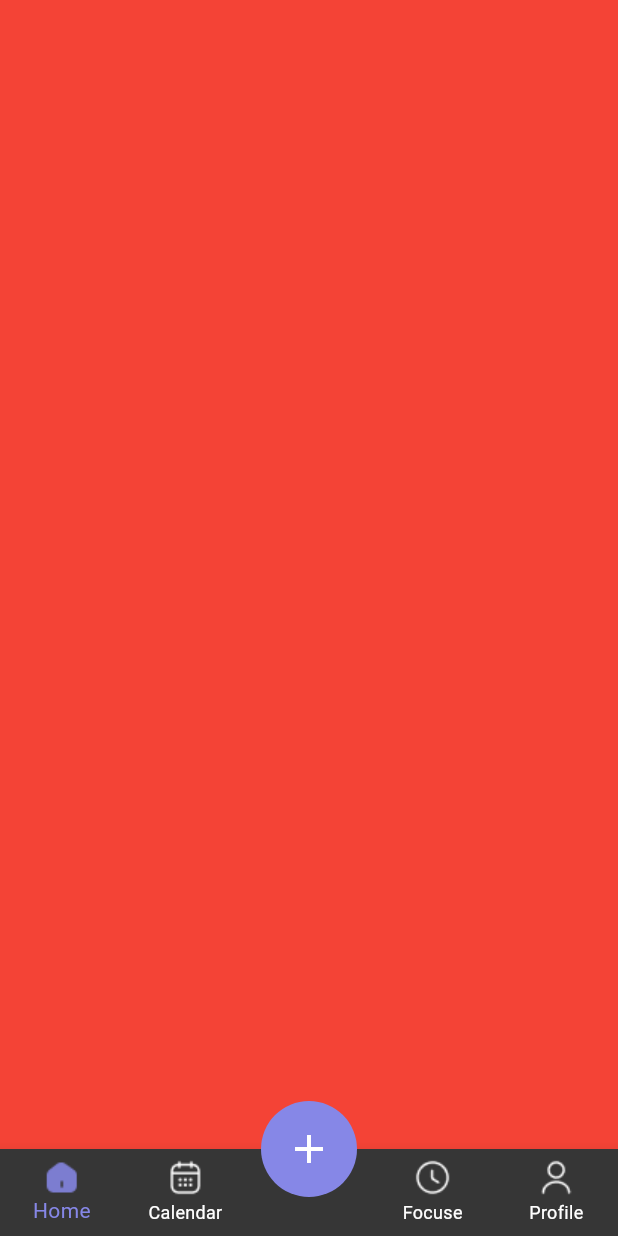
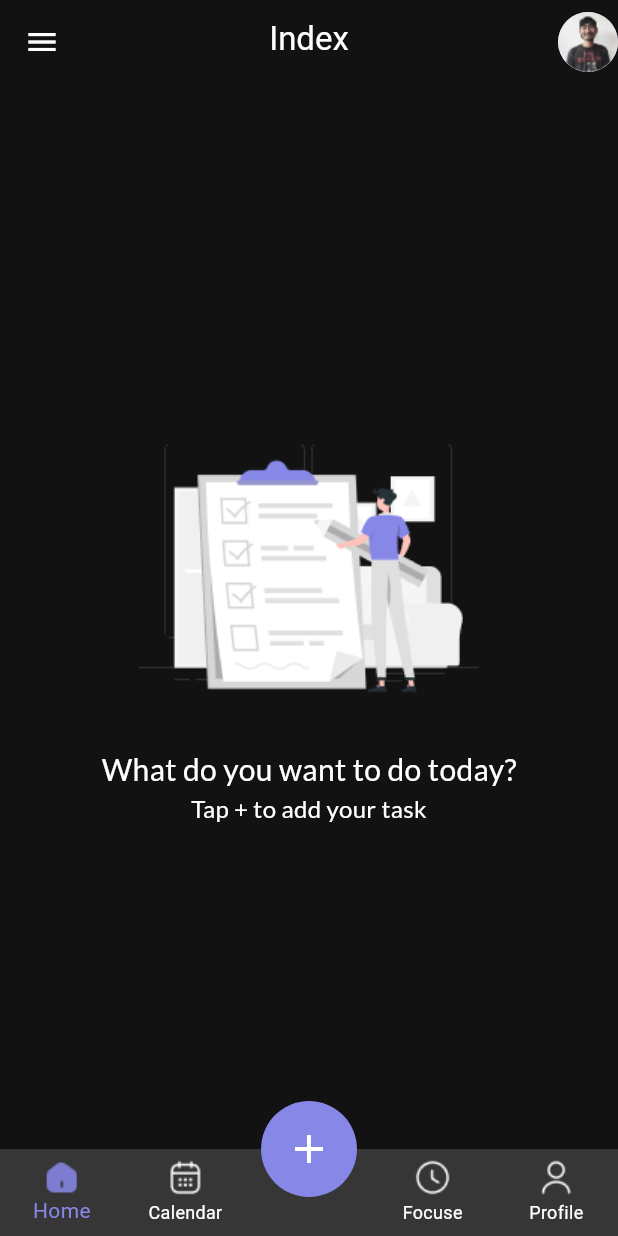
Before and after one commit to FinnD1/ToDo-App, a Flutter app: the screen it shows after launch, on a phone screen of 412 x 824 dp. Run offline on Flutter 3.47's test engine with Material 3 defaults, Android fonts, the phone set to English and light mode, and no system bars; our stand-ins replace easy_localization, flutter_colorpicker, google_fonts, realm, shared_preferences; missing offline and left inert: flutter_iconpicker; generated files the repository leaves out were written again.

Commit message:
add UI home screen

```diff
--- a/lib/main/main_page.dart
+++ b/lib/main/main_page.dart
@@ -1,6 +1,7 @@
 import 'package:flutter/cupertino.dart';
 import 'package:flutter/material.dart';
 import 'package:flutter_firebase/task/create_task_page.dart';
+import 'package:flutter_firebase/ui/home_screen.dart';
 
 class MainPage extends StatefulWidget {
   const MainPage({super.key});
@@ -19,9 +20,7 @@ class _MainPageState extends State<MainPage> {
     super.initState();
 
     pages = [
-      Container(
-        color: Colors.red,
-      ),
+      const HomeScreen(),
       Container(
         color: Colors.green,
       ),
--- /dev/null
+++ b/lib/ui/home_screen.dart
@@ -0,0 +1,56 @@
+import 'package:flutter/cupertino.dart';
+import 'package:flutter/gestures.dart';
+import 'package:flutter/material.dart';
+import 'package:flutter/rendering.dart';
+import 'package:flutter/widgets.dart';
+
+class HomeScreen extends StatelessWidget {
+  const HomeScreen({super.key});
+
+  @override
+  Widget build(BuildContext context) {
+    return Scaffold(
+      backgroundColor: Colors.transparent,
+      appBar: AppBar(
+        backgroundColor: Color(0xFF121212),
+        leading: IconButton(onPressed: () {
+          print("Menu 123");
+        }, icon: Icon(Icons.menu_outlined,color: Colors.white,)),
+        flexibleSpace: FlexibleSpaceBar(
+          centerTitle: true,
+          title: Text("Index",style: TextStyle(color: Colors.white),textAlign: TextAlign.center,),
+        ),
+        actions: [
+          GestureDetector(
+            onTap: () {
+              print("avatar thanh cong");
+            },
+            child: CircleAvatar(
+              backgroundImage: AssetImage("assets/images/avatar.png"),
+            ),
+          ),
+        ],
+      ),
+      body: _buildHomeBody(),
+    );
+  }
+
+  Widget _buildHomeBody(){
+    return Container(
+      width: double.infinity,
+      child: Column(
+        mainAxisAlignment: MainAxisAlignment.center,
+        crossAxisAlignment: CrossAxisAlignment.center,
+        children: [
+          Image.asset("assets/images/Checklist-rafiki 1.png",fit: BoxFit.fill,width: 227,height: 227,),
+          const Text("What do you want to do today?",style: TextStyle(
+            fontSize: 20,color: Colors.white,fontFamily: "Lato"
+          ),),
+          const Text("Tap + to add your task",style: TextStyle(
+            fontSize: 16,color: Colors.white,fontFamily: "Lato"
+          ),),
+        ],
+      ),
+    );
+  }
+}
--- a/pubspec.yaml
+++ b/pubspec.yaml
@@ -33,7 +33,6 @@ flutter:
   assets:
     - assets/images/
     - assets/translations/
-    - assets/realm/bundle.realm
 
   fonts:
     - family : Lato
```
Also changed, not shown: assets/images/Checklist-rafiki 1.png (added), assets/images/avatar.png (added).
